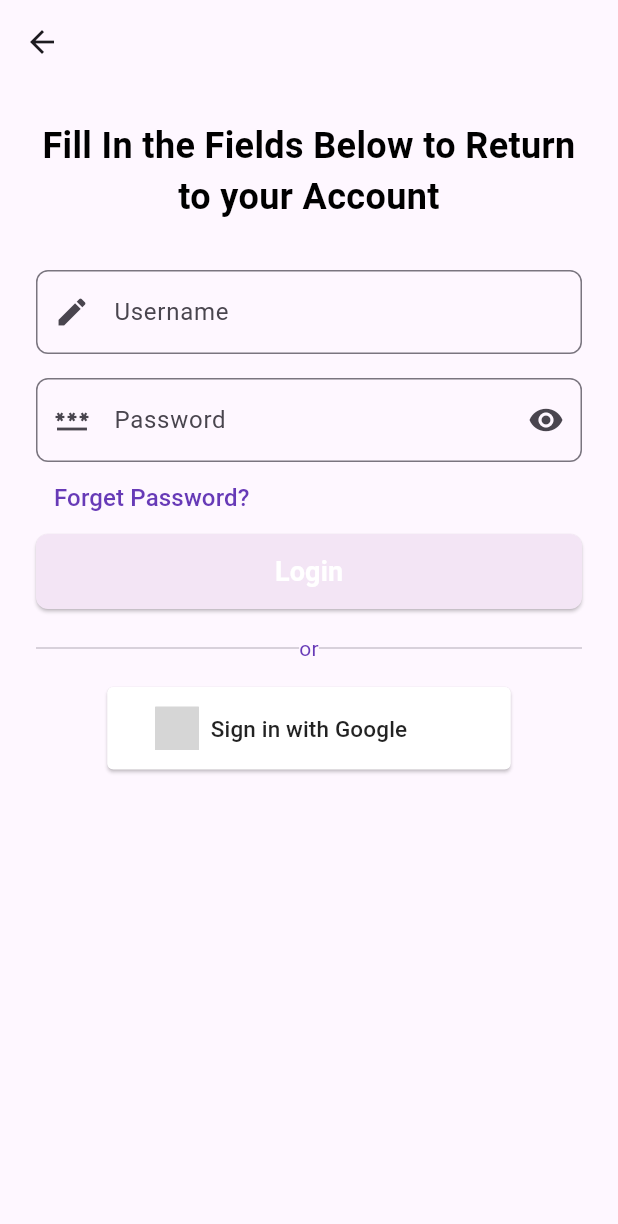
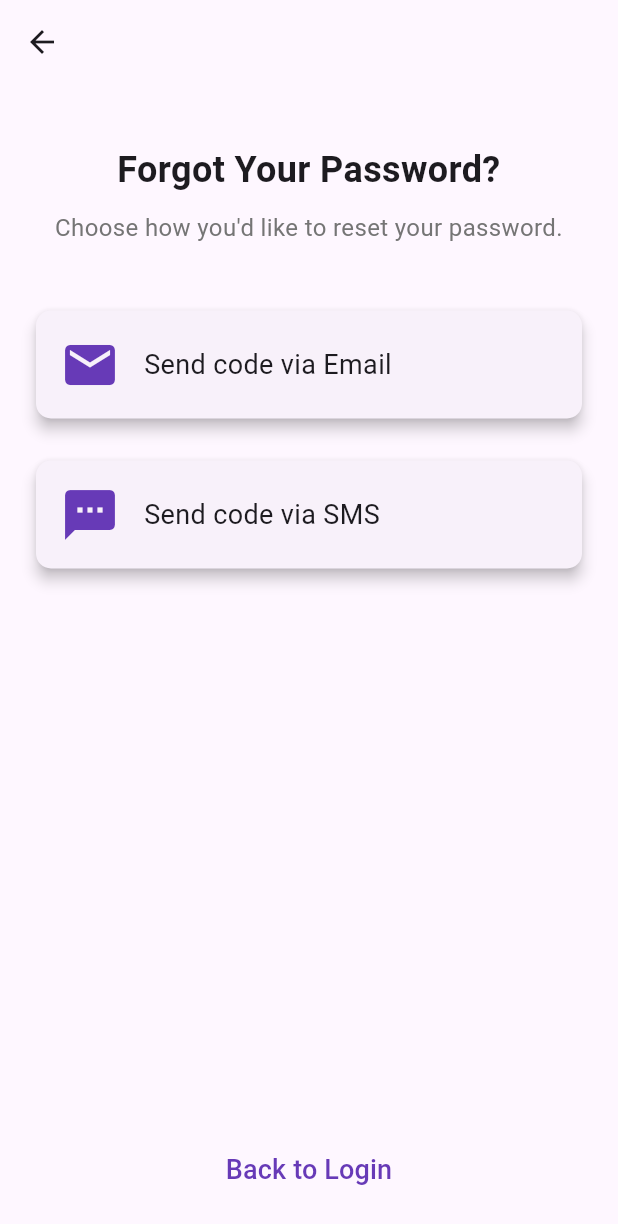
Before and after one commit to omarkhaled1853/EL-OUSTA, a Flutter app: the LoginScreen screen opened directly with empty values, after a tap on "Forget Password?", on a phone screen of 412 x 824 dp. Shown: the top 1224 px of the screen. Run offline on Flutter 3.47's test engine with Material 3 defaults, Android fonts, the phone set to English and light mode, and no system bars; drawn by our look-alikes of social_login_buttons; our stand-ins replace email_validator, flutter_secure_storage, google_fonts, google_sign_in; missing offline and left inert: country_state_city, dart:ffi; accounts and stored records are empty; grey boxes are pictures that could not be loaded.

Commit message:
added the basic structure for the forget password functionality

```diff
--- /dev/null
+++ b/el_ousta/lib/screens/forgetPasswordScreen.dart
@@ -0,0 +1,105 @@
+import 'package:el_ousta/screens/enterCodeScreen.dart';
+import 'package:flutter/material.dart';
+
+class ForgetPasswordScreen extends StatelessWidget {
+  const ForgetPasswordScreen({super.key, required this.type});
+  final dynamic type;
+  @override
+  Widget build(BuildContext context) {
+    return Scaffold(
+      appBar: AppBar(),
+      body: Padding(
+        padding: const EdgeInsets.all(20.0),
+        child: Column(
+          crossAxisAlignment: CrossAxisAlignment.center,
+          children: [
+            const SizedBox(height: 20),
+            const Text(
+              "Forgot Your Password?",
+              style: TextStyle(fontSize: 24, fontWeight: FontWeight.bold),
+              textAlign: TextAlign.center,
+            ),
+            const SizedBox(height: 10),
+            Text(
+              "Choose how you'd like to reset your password.",
+              style: TextStyle(fontSize: 16, color: Colors.grey[600]),
+              textAlign: TextAlign.center,
+            ),
+            const SizedBox(height: 40),
+            // Email Option
+            GestureDetector(
+              onTap: () {
+                // Navigate to email verification screen
+                Navigator.of(context).pushReplacement(
+                    MaterialPageRoute(
+                        builder: (ctx) => EnterCodeScreen(type: type, method: 'mail',)
+                    )
+                );
+              },
+              child: Card(
+                elevation: 4,
+                shape: RoundedRectangleBorder(
+                  borderRadius: BorderRadius.circular(10),
+                ),
+                child: const Padding(
+                  padding: EdgeInsets.all(16.0),
+                  child: Row(
+                    children: [
+                      Icon(Icons.email, color: Colors.deepPurple, size: 40),
+                      SizedBox(width: 16),
+                      Text(
+                        "Send code via Email",
+                        style: TextStyle(fontSize: 18),
+                      ),
+                    ],
+                  ),
+                ),
+              ),
+            ),
+            const SizedBox(height: 20),
+            // SMS Option
+            GestureDetector(
+              onTap: () {
+                // Navigate to SMS verification screen
+                Navigator.of(context).pushReplacement(
+                    MaterialPageRoute(
+                        builder: (ctx) => EnterCodeScreen(type: type, method: 'sms', )
+                    )
+                );
+              },
+              child: Card(
+                elevation: 4,
+                shape: RoundedRectangleBorder(
+                  borderRadius: BorderRadius.circular(10),
+                ),
+                child: const Padding(
+                  padding: EdgeInsets.all(16.0),
+                  child: Row(
+                    children: [
+                      Icon(Icons.sms, color: Colors.deepPurple, size: 40),
+                      SizedBox(width: 16),
+                      Text(
+                        "Send code via SMS",
+                        style: TextStyle(fontSize: 18),
+                      ),
+                    ],
+                  ),
+                ),
+              ),
+            ),
+            const Spacer(),
+            TextButton(
+              onPressed: () {
+                Navigator.pop(context);
+              },
+              child: const Text(
+                "Back to Login",
+                style: TextStyle(color: Colors.deepPurple, fontSize: 18.0),
+              ),
+            ),
+          ],
+        ),
+      ),
+    );
+  }
+}
--- a/el_ousta/lib/screens/loginScreen.dart
+++ b/el_ousta/lib/screens/loginScreen.dart
@@ -5,7 +5,7 @@ import 'dart:ffi';
 // import 'package:country_state_city/country_state_city.dart' as statecity;
 import 'package:el_ousta/screens/TechnicianHomeScreen.dart';
 import 'package:el_ousta/screens/UserSignupContinueScreen.dart';
-import 'package:el_ousta/screens/testScreen.dart';
+import 'package:el_ousta/screens/forgetPasswordScreen.dart';
 import 'package:email_validator/email_validator.dart';
 import 'package:flutter/material.dart';
 import 'package:flutter_secure_storage/flutter_secure_storage.dart';
@@ -267,7 +267,13 @@ class _LoginScreenState extends State<LoginScreen> {
                       ),
                       // const SizedBox(height: 16.0),
                       TextButton(
-                          onPressed: () {},
+                          onPressed: () {
+                            Navigator.of(context).push(
+                                MaterialPageRoute(
+                                    builder: (ctx) => ForgetPasswordScreen(type: widget.type)
+                                )
+                            );
+                          },
                           child: const Align(
                             alignment: Alignment.centerLeft,
                             child: Text(
@@ -278,6 +284,7 @@ class _LoginScreenState extends State<LoginScreen> {
                                 fontSize: 16.0
                               ),
                             ),
+
                           )
                       ),
                       SizedBox(
--- a/el_ousta/lib/screens/signupScreen.dart
+++ b/el_ousta/lib/screens/signupScreen.dart
@@ -1,11 +1,9 @@
 import 'dart:convert';
 import 'dart:developer';
 import 'dart:ffi';
-
 import 'package:country_state_city/country_state_city.dart' as statecity;
 import 'package:el_ousta/screens/UserSignupContinueScreen.dart';
 import 'package:el_ousta/screens/loginScreen.dart';
-import 'package:el_ousta/screens/testScreen.dart';
 import 'package:email_validator/email_validator.dart';
 import 'package:flutter/material.dart';
 import 'package:google_sign_in/google_sign_in.dart';
```
Also changed, not shown: el_ousta/lib/screens/enterCodeScreen.dart (added, +155 -0 lines), el_ousta/lib/screens/resetPasswordScreen.dart (added, +238 -0 lines), el_ousta/lib/screens/testScreen.dart (deleted, +0 -18 lines).
